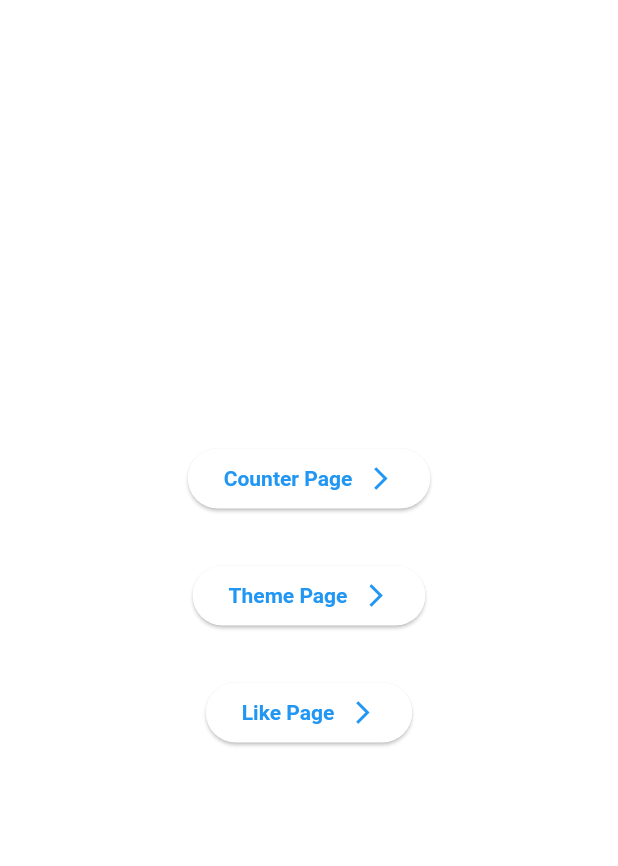
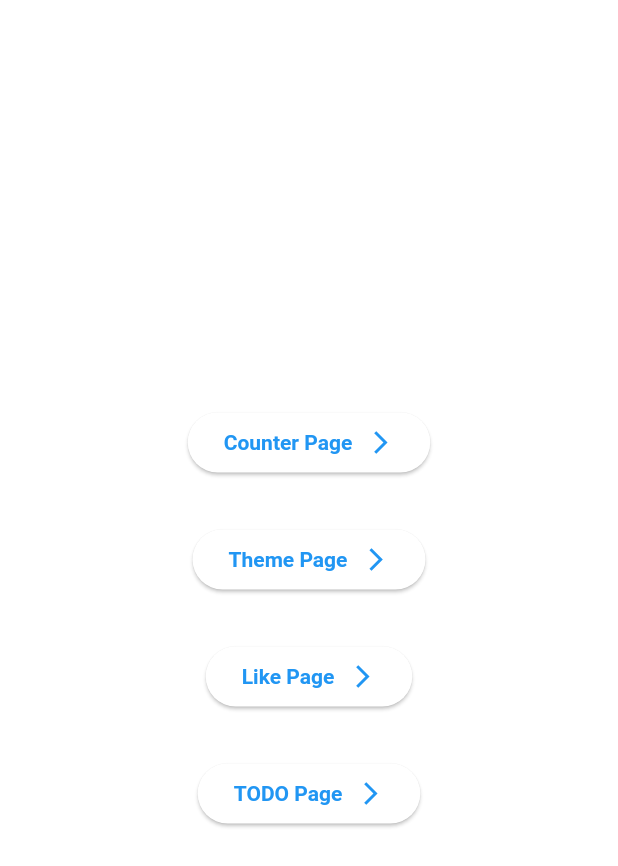
Before and after one commit to gbramoura/flutter_stateful_example, a Flutter app: the screen it shows after launch, on a phone screen of 412 x 824 dp. Shown: the top 866 px of the screen. Run offline on Flutter 3.47's test engine with Material 3 defaults, Android fonts, the light colour scheme and no system bars.

Commit message:
Create a todo list

```diff
--- a/lib/main.dart
+++ b/lib/main.dart
@@ -2,6 +2,7 @@ import 'package:flutter/material.dart';
 import 'package:flutter_stateful_example/pages/home_page.dart';
 import 'package:flutter_stateful_example/pages/like_page.dart';
 import 'package:flutter_stateful_example/pages/theme_page.dart';
+import 'package:flutter_stateful_example/pages/todo_page.dart';
 import 'package:flutter_stateful_example/provider/theme_provider.dart';
 import 'package:flutter_stateful_example/pages/counter_page.dart';
 import 'package:provider/provider.dart';
@@ -28,6 +29,7 @@ class App extends StatelessWidget {
         'counter': (context) => CounterPage(),
         'theme-change': (context) => ThemePage(),
         'likes': (context) => LikePage(),
+        'todo': (context) => TodoPage(),
       },
     );
   }
--- /dev/null
+++ b/lib/models/todo.dart
@@ -0,0 +1,11 @@
+class Todo {
+  final String id;
+  final String title;
+  bool isDone;
+
+  Todo({
+    required this.id,
+    required this.title,
+    required this.isDone,
+  });
+}
--- a/lib/pages/home_page.dart
+++ b/lib/pages/home_page.dart
@@ -1,13 +1,8 @@
 import 'package:flutter/material.dart';
 
-class HomePage extends StatefulWidget {
+class HomePage extends StatelessWidget {
   const HomePage({super.key});
 
-  @override
-  State<HomePage> createState() => _HomePageState();
-}
-
-class _HomePageState extends State<HomePage> {
   @override
   Widget build(BuildContext context) {
     return Scaffold(
@@ -57,6 +52,19 @@ class _HomePageState extends State<HomePage> {
               },
             ),
             SizedBox(height: 30),
+            ElevatedButton(
+              child: Row(
+                mainAxisSize: MainAxisSize.min,
+                children: [
+                  Text('TODO Page'),
+                  SizedBox(width: 10),
+                  Icon(Icons.arrow_forward_ios),
+                ],
+              ),
+              onPressed: () {
+                Navigator.of(context).pushNamed('todo');
+              },
+            ),
           ],
         ),
       ),
```
Also changed, not shown: lib/pages/todo_page.dart (added, +113 -0 lines).
